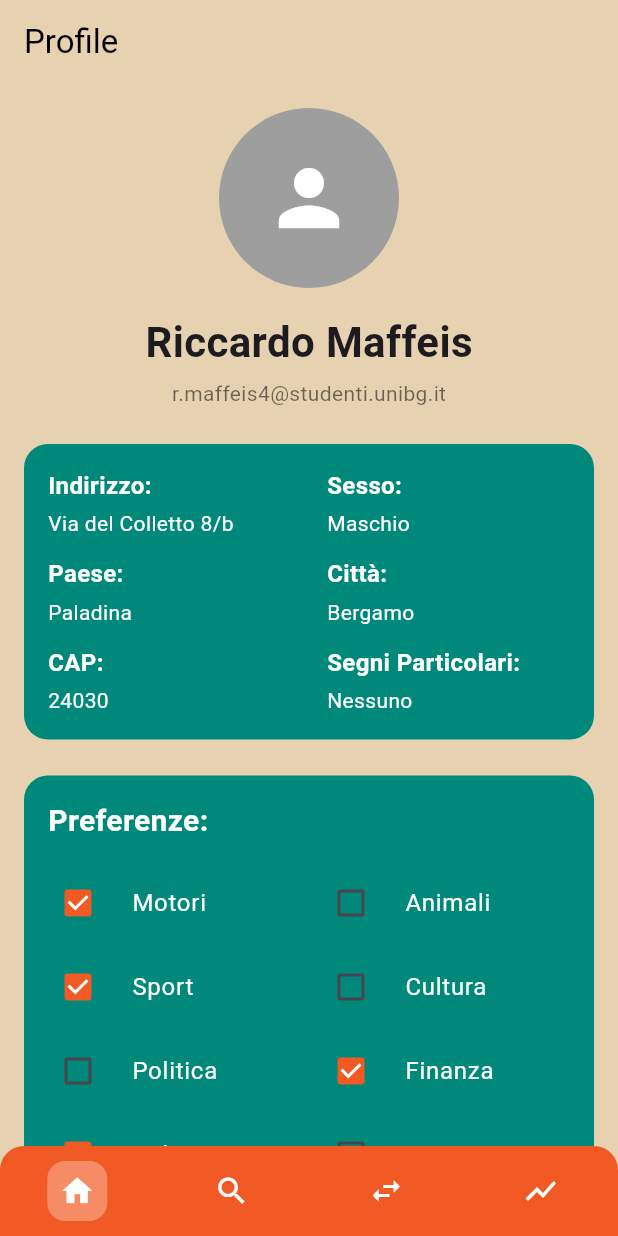
After one commit to RiccardoMaffeis/texpresso, a Flutter app: the ProfilePage screen opened directly, on a phone screen of 412 x 824 dp. The commit adds this screen. Run offline on Flutter 3.47's test engine with Material 3 defaults, Android fonts, the light colour scheme and no system bars.

Commit message:
feat: add profile screen and integrate url_launcher for external links

```diff
--- a/Code/lib/views/home_screen.dart
+++ b/Code/lib/views/home_screen.dart
@@ -1,8 +1,11 @@
 import 'dart:convert';
 import 'package:flutter/material.dart';
 import 'package:http/http.dart' as http;
+import 'package:url_launcher/url_launcher.dart'; // <-- per url_launcher
 
 import '../models/talk.dart';
+import 'login_screen.dart';
+import 'profile_screen.dart';
 
 class News {
   final String title;
@@ -79,6 +82,15 @@ class _HomePageState extends State<HomePage> {
     return null;
   }
 
+  Future<void> _launchUrl(String url) async {
+    final uri = Uri.parse(url);
+    if (!await canLaunchUrl(uri)) {
+      debugPrint('Could not launch $url');
+      return;
+    }
+    await launchUrl(uri, mode: LaunchMode.externalApplication);
+  }
+
   @override
   Widget build(BuildContext context) {
     final talk = widget.talkToShow;
@@ -93,10 +105,27 @@ class _HomePageState extends State<HomePage> {
               child: Row(
                 children: [
                   IconButton(icon: const Icon(Icons.menu), onPressed: () {}),
+
                   const Spacer(),
+
                   Image.asset('lib/resources/Logo.png', width: 32, height: 32),
+
                   const Spacer(),
-                  const CircleAvatar(radius: 16, child: Icon(Icons.person, size: 18)),
+
+                  // Avatar tappabile che apre LoginScreen
+                  InkWell(
+                    borderRadius: BorderRadius.circular(16),
+                    onTap: () {
+                      Navigator.push(
+                        context,
+                        MaterialPageRoute(builder: (_) => const ProfilePage()),
+                      );
+                    },
+                    child: const CircleAvatar(
+                      radius: 16,
+                      child: Icon(Icons.person, size: 18),
+                    ),
+                  ),
                 ],
               ),
             ),
@@ -119,7 +148,9 @@ class _HomePageState extends State<HomePage> {
                 padding: const EdgeInsets.symmetric(horizontal: 16),
                 children: [
                   // Talk Card
-                  if (talk != null) _buildTalkCard(talk) else
+                  if (talk != null)
+                    _buildTalkCard(talk)
+                  else
                     const Center(child: Text('Nessun talk trovato.')),
 
                   const SizedBox(height: 16),
@@ -178,9 +209,7 @@ class _HomePageState extends State<HomePage> {
                             ),
                             const SizedBox(height: 12),
                             TextButton(
-                              onPressed: () {
-                                // apri news.url con url_launcher
-                              },
+                              onPressed: () => _launchUrl(news.url),
                               style: TextButton.styleFrom(padding: EdgeInsets.zero),
                               child: const Text(
                                 'Leggi di più',
@@ -232,11 +261,13 @@ class _HomePageState extends State<HomePage> {
       child: Column(
         mainAxisSize: MainAxisSize.min,
         children: [
-          Text(label,
-              style: TextStyle(
-                fontWeight: selected ? FontWeight.bold : FontWeight.normal,
-                color: selected ? Colors.black : Colors.grey[700],
-              )),
+          Text(
+            label,
+            style: TextStyle(
+              fontWeight: selected ? FontWeight.bold : FontWeight.normal,
+              color: selected ? Colors.black : Colors.grey[700],
+            ),
+          ),
           const SizedBox(height: 4),
           Container(
             width: 24,
@@ -269,11 +300,15 @@ class _HomePageState extends State<HomePage> {
                   Column(
                     crossAxisAlignment: CrossAxisAlignment.start,
                     children: [
-                      Text(talk.speakers,
-                          style: const TextStyle(color: Colors.white, fontWeight: FontWeight.bold)),
+                      Text(
+                        talk.speakers,
+                        style: const TextStyle(color: Colors.white, fontWeight: FontWeight.bold),
+                      ),
                       const SizedBox(height: 2),
-                      Text('3 min ago',
-                          style: TextStyle(color: Colors.white.withOpacity(0.8), fontSize: 12)),
+                      Text(
+                        '3 min ago',
+                        style: TextStyle(color: Colors.white.withOpacity(0.8), fontSize: 12),
+                      ),
                     ],
                   ),
                 ],
@@ -285,12 +320,15 @@ class _HomePageState extends State<HomePage> {
           const SizedBox(height: 12),
 
           // titolo e descrizione
-          Text(talk.title,
-              style: const TextStyle(
-                  color: Colors.white, fontSize: 18, fontWeight: FontWeight.bold)),
+          Text(
+            talk.title,
+            style: const TextStyle(color: Colors.white, fontSize: 18, fontWeight: FontWeight.bold),
+          ),
           const SizedBox(height: 8),
-          Text(talk.description,
-              style: const TextStyle(color: Colors.white, fontSize: 14)),
+          Text(
+            talk.description,
+            style: const TextStyle(color: Colors.white, fontSize: 14),
+          ),
 
           const SizedBox(height: 12),
 
@@ -299,8 +337,7 @@ class _HomePageState extends State<HomePage> {
             children: [
               const Icon(Icons.favorite_border, color: Colors.white),
               const SizedBox(width: 6),
-              Text('${talk.duration} likes',
-                  style: const TextStyle(color: Colors.white, fontSize: 12)),
+              Text('${talk.duration} likes', style: const TextStyle(color: Colors.white, fontSize: 12)),
               const SizedBox(width: 16),
               const Icon(Icons.comment, color: Colors.white),
               const SizedBox(width: 6),
--- /dev/null
+++ b/Code/lib/views/profile_screen.dart
@@ -0,0 +1,306 @@
+import 'package:flutter/material.dart';
+
+class ProfilePage extends StatefulWidget {
+  const ProfilePage({Key? key}) : super(key: key);
+  @override
+  _ProfilePageState createState() => _ProfilePageState();
+}
+
+class _ProfilePageState extends State<ProfilePage> {
+  // Dati di esempio
+  final nome = 'Riccardo Maffeis';
+  final email = 'r.maffeis4@studenti.unibg.it';
+  final indirizzo = 'Via del Colletto 8/b';
+  final paese = 'Paladina';
+  final cap = '24030';
+  final sesso = 'Maschio';
+  final citta = 'Bergamo';
+  final segni = 'Nessuno';
+
+  // Stato delle checkbox
+  final Map<String, bool> preferenze = {
+    'Motori': true,
+    'Sport': true,
+    'Politica': false,
+    'Politica estera': true,
+    'Mondo': false,
+    'Animali': false,
+    'Cultura': false,
+    'Finanza': true,
+    'Cronaca nera': false,
+    'Altro...': true,
+  };
+
+  int _selectedNav = 0;
+
+  @override
+  Widget build(BuildContext context) {
+    const bgBeige = Color(0xFFE6D2B0);
+    const cardTeal = Color(0xFF00897B);
+    const orange = Color(0xFFF15A24);
+
+    // Suddivisione delle preferenze in due colonne
+    final col1 = [
+      'Motori',
+      'Sport',
+      'Politica',
+      'Politica estera',
+      'Mondo',
+    ];
+    final col2 = [
+      'Animali',
+      'Cultura',
+      'Finanza',
+      'Cronaca nera',
+      'Altro...',
+    ];
+
+    return Scaffold(
+      backgroundColor: bgBeige,
+      appBar: AppBar(
+        backgroundColor: Colors.transparent,
+        elevation: 0,
+        title: const Text('Profile', style: TextStyle(color: Colors.black)),
+        automaticallyImplyLeading: false,
+      ),
+      body: SafeArea(
+        child: SingleChildScrollView(
+          padding: const EdgeInsets.only(bottom: 80),
+          child: Column(
+            children: [
+              const SizedBox(height: 16),
+
+              // — Avatar —
+              const CircleAvatar(
+                radius: 60,
+                backgroundColor: Colors.grey,
+                child: Icon(Icons.person, size: 60, color: Colors.white),
+              ),
+              const SizedBox(height: 16),
+
+              // — Nome & Email —
+              Text(
+                nome,
+                style: const TextStyle(
+                    fontSize: 28, fontWeight: FontWeight.bold),
+              ),
+              const SizedBox(height: 4),
+              Text(
+                email,
+                style: const TextStyle(fontSize: 14, color: Colors.black54),
+              ),
+              const SizedBox(height: 24),
+
+              // — Info Card —
+              Padding(
+                padding: const EdgeInsets.symmetric(horizontal: 16),
+                child: Container(
+                  padding: const EdgeInsets.all(16),
+                  decoration: BoxDecoration(
+                    color: cardTeal,
+                    borderRadius: BorderRadius.circular(16),
+                  ),
+                  child: Row(
+                    children: [
+                      // Colonna sinistra
+                      Expanded(
+                        child: Column(
+                          crossAxisAlignment: CrossAxisAlignment.start,
+                          children: [
+                            _infoLabel('Indirizzo:', indirizzo),
+                            const SizedBox(height: 12),
+                            _infoLabel('Paese:', paese),
+                            const SizedBox(height: 12),
+                            _infoLabel('CAP:', cap),
+                          ],
+                        ),
+                      ),
+                      const SizedBox(width: 24),
+                      // Colonna destra
+                      Expanded(
+                        child: Column(
+                          crossAxisAlignment: CrossAxisAlignment.start,
+                          children: [
+                            _infoLabel('Sesso:', sesso),
+                            const SizedBox(height: 12),
+                            _infoLabel('Città:', citta),
+                            const SizedBox(height: 12),
+                            _infoLabel('Segni Particolari:', segni),
+                          ],
+                        ),
+                      ),
+                    ],
+                  ),
+                ),
+              ),
+              const SizedBox(height: 24),
+
+              // — Preferenze Card con vere Checkbox —
+              Padding(
+                padding: const EdgeInsets.symmetric(horizontal: 16),
+                child: Container(
+                  padding: const EdgeInsets.all(16),
+                  decoration: BoxDecoration(
+                    color: cardTeal,
+                    borderRadius: BorderRadius.circular(16),
+                  ),
+                  child: Column(
+                    crossAxisAlignment: CrossAxisAlignment.start,
+                    children: [
+                      const Text(
+                        'Preferenze:',
+                        style: TextStyle(
+                          color: Colors.white,
+                          fontSize: 20,
+                          fontWeight: FontWeight.bold,
+                        ),
+                      ),
+                      const SizedBox(height: 12),
+                      Row(
+                        crossAxisAlignment: CrossAxisAlignment.start,
+                        children: [
+                          // Prima colonna
+                          Expanded(
+                            child: Column(
+                              children: col1.map((label) {
+                                return CheckboxListTile(
+                                  controlAffinity:
+                                      ListTileControlAffinity.leading,
+                                  contentPadding: EdgeInsets.zero,
+                                  title: Text(
+                                    label,
+                                    style: const TextStyle(
+                                        color: Colors.white, fontSize: 16),
+                                  ),
+                                  activeColor: orange,
+                                  checkColor: Colors.white,
+                                  value: preferenze[label],
+                                  onChanged: (val) {
+                                    setState(() {
+                                      preferenze[label] = val ?? false;
+                                    });
+                                  },
+                                );
+                              }).toList(),
+                            ),
+                          ),
+                          const SizedBox(width: 16),
+                          // Seconda colonna
+                          Expanded(
+                            child: Column(
+                              children: col2.map((label) {
+                                return CheckboxListTile(
+                                  controlAffinity:
+                                      ListTileControlAffinity.leading,
+                                  contentPadding: EdgeInsets.zero,
+                                  title: Text(
+                                    label,
+                                    style: const TextStyle(
+                                        color: Colors.white, fontSize: 16),
+                                  ),
+                                  activeColor: orange,
+                                  checkColor: Colors.white,
+                                  value: preferenze[label],
+                                  onChanged: (val) {
+                                    setState(() {
+                                      preferenze[label] = val ?? false;
+                                    });
+                                  },
+                                );
+                              }).toList(),
+                            ),
+                          ),
+                        ],
+                      ),
+                    ],
+                  ),
+                ),
+              ),
+              const SizedBox(height: 24),
+
+              // — Edit Profile Button —
+              ElevatedButton(
+                style: ElevatedButton.styleFrom(
+                  backgroundColor: orange,
+                  padding:
+                      const EdgeInsets.symmetric(horizontal: 40, vertical: 12),
+                  shape: RoundedRectangleBorder(
+                    borderRadius: BorderRadius.circular(8),
+                  ),
+                ),
+                onPressed: () {
+                  // Azione di edit
+                },
+                child: const Text('Edit profile',
+                    style: TextStyle(fontSize: 16, color: Colors.white)),
+              ),
+              const SizedBox(height: 16),
+            ],
+          ),
+        ),
+      ),
+
+      // — Bottom Navigation Bar —
+      bottomNavigationBar: Container(
+        height: 60,
+        decoration: BoxDecoration(
+          color: orange,
+          borderRadius: const BorderRadius.only(
+            topLeft: Radius.circular(16),
+            topRight: Radius.circular(16),
+          ),
+        ),
+        child: Row(
+          mainAxisAlignment: MainAxisAlignment.spaceAround,
+          children: List.generate(4, (i) {
+            final icons = [
+              Icons.home,
+              Icons.search,
+              Icons.swap_horiz,
+              Icons.show_chart
+            ];
+            final selected = i == _selectedNav;
+            return GestureDetector(
+              onTap: () => setState(() => _selectedNav = i),
+              child: Container(
+                padding: const EdgeInsets.all(8),
+                decoration: selected
+                    ? BoxDecoration(
+                        color: Colors.white.withOpacity(0.3),
+                        borderRadius: BorderRadius.circular(12),
+                      )
+                    : null,
+                child: Icon(icons[i], color: Colors.white),
+              ),
+            );
+          }),
+        ),
+      ),
+    );
+  }
+
+  // Widget di supporto per label + valore
+  Widget _infoLabel(String label, String value) {
+    return Column(
+      crossAxisAlignment: CrossAxisAlignment.start,
+      children: [
+        Text(
+          label,
+          style: const TextStyle(
+            color: Colors.white,
+            fontSize: 16,
+            fontWeight: FontWeight.bold,
+          ),
+        ),
+        const SizedBox(height: 4),
+        Text(
+          value,
+          style: const TextStyle(
+            color: Colors.white,
+            fontSize: 14,
+          ),
+        ),
+      ],
+    );
+  }
+}
--- a/Code/pubspec.yaml
+++ b/Code/pubspec.yaml
@@ -30,7 +30,7 @@ environment:
 dependencies:
   flutter:
     sdk: flutter
-
+  url_launcher: ^6.0.20
   # The following adds the Cupertino Icons font to your application.
   # Use with the CupertinoIcons class for iOS style icons.
   cupertino_icons: ^1.0.8
```
Also changed, not shown: Code/pubspec.lock, 5 other files.
